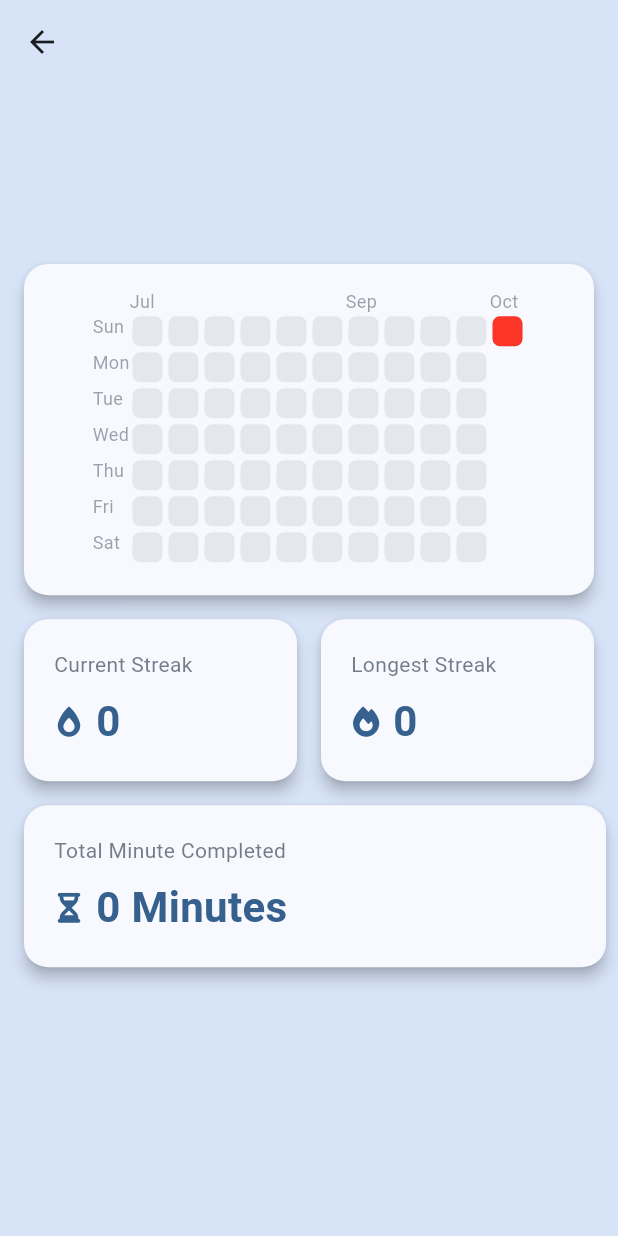
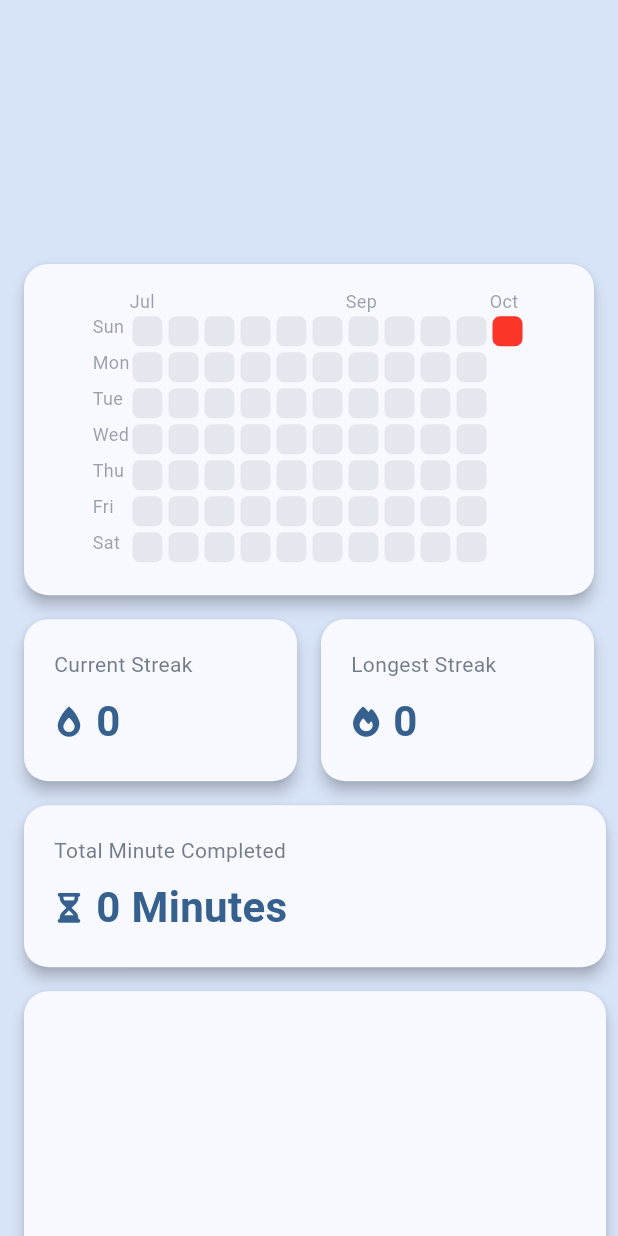
Before and after one commit to sahil-ingle/niyama, a Flutter app: the HabitAnalysisPage screen opened directly with empty values, on a phone screen of 412 x 824 dp. Run offline on Flutter 3.47's test engine with Material 3 defaults, Android fonts, the phone set to English and light mode, and no system bars; drawn by our look-alikes of flutter_heatmap_calendar; our stand-ins replace animated_custom_dropdown, flutter_colorpicker, flutter_local_notifications, flutter_slidable, flutter_toggle_tab, hive and 5 more; missing offline and left inert: day_night_time_picker, time_picker_spinner_pop_up; accounts and stored records are empty.

Commit message:
added barchart

```diff
--- a/lib/pages/habit_analysis_page.dart
+++ b/lib/pages/habit_analysis_page.dart
@@ -1,3 +1,4 @@
+import 'package:fl_chart/fl_chart.dart';
 import 'package:flutter/material.dart';
 import 'package:flutter_heatmap_calendar/flutter_heatmap_calendar.dart';
 import 'package:icons_plus/icons_plus.dart';
@@ -63,13 +64,33 @@ class _HabitAnalysisPageState extends State<HabitAnalysisPage> {
     return (totalCompletedSecond / 60).toInt();
   }
 
+  // Convert "dd-MM-yyyy" to "dd-MM"
+  String formatDate(String dateStr) {
+    final parts = dateStr.split('-'); // ["25", "10", "2025"]
+    return "${parts[0]}-${parts[1]}";
+  }
+
+  // Convert seconds to minutes
+  double secondsToMinutes(double seconds) {
+    return seconds / 60;
+  }
+
   @override
   Widget build(BuildContext context) {
+    final List<String> dates = widget.myHabit.streakDates.keys
+        .map(formatDate)
+        .toList();
+
+    final List<double> timeUtilized = widget.myHabit.streakDates.values
+        .map((s) => secondsToMinutes(s.toDouble()))
+        .toList();
+
     return Scaffold(
       body: CustomScrollView(
         slivers: [
           SliverAppBar(
             pinned: true,
+            automaticallyImplyLeading: false,
             expandedHeight: 160,
             backgroundColor: Theme.of(context).scaffoldBackgroundColor,
             flexibleSpace: FlexibleSpaceBar(
@@ -288,6 +309,68 @@ class _HabitAnalysisPageState extends State<HabitAnalysisPage> {
                   ),
                 ),
               ),
+
+              SizedBox(
+                height: 250,
+                child: Card(
+                  margin: const EdgeInsets.fromLTRB(16, 8, 8, 8),
+                  elevation: 4,
+                  shape: RoundedRectangleBorder(
+                    borderRadius: BorderRadius.circular(16),
+                  ),
+                  child: Padding(
+                    padding: const EdgeInsets.only(
+                      top: 28,
+                      bottom: 12,
+                      left: 12,
+                      right: 28,
+                    ),
+                    child: BarChart(
+                      BarChartData(
+                        minY: 0,
+
+                        gridData: FlGridData(show: false),
+                        borderData: FlBorderData(show: false),
+
+                        titlesData: FlTitlesData(
+                          show: true,
+
+                          bottomTitles: AxisTitles(
+                            sideTitles: SideTitles(
+                              showTitles: true,
+                              getTitlesWidget: (double value, TitleMeta meta) {
+                                return Text(dates[value.toInt()]);
+                              },
+                            ),
+                          ),
+                          topTitles: AxisTitles(
+                            sideTitles: SideTitles(showTitles: false),
+                          ),
+                          rightTitles: AxisTitles(
+                            sideTitles: SideTitles(showTitles: false),
+                          ),
+                        ),
+
+                        barGroups: List.generate(timeUtilized.length, (index) {
+                          return BarChartGroupData(
+                            x: index,
+                            barRods: [
+                              BarChartRodData(
+                                toY: timeUtilized[index],
+
+                                color: Theme.of(context).colorScheme.primary,
+                                width: 20,
+                                borderRadius: BorderRadius.circular(4),
+                              ),
+                            ],
+                          );
+                        }),
+                      ),
+                    ),
+                  ),
+                ),
+              ),
+              SizedBox(height: 16),
             ],
           ),
         ],
--- a/pubspec.yaml
+++ b/pubspec.yaml
@@ -9,6 +9,7 @@ environment:
 dependencies:
   animated_custom_dropdown: ^3.1.1
   day_night_time_picker: ^1.3.1
+  fl_chart: ^1.1.1
   flutter:
     sdk: flutter
   flutter_colorpicker: ^1.1.0
```
Also changed, not shown: pubspec.lock.
